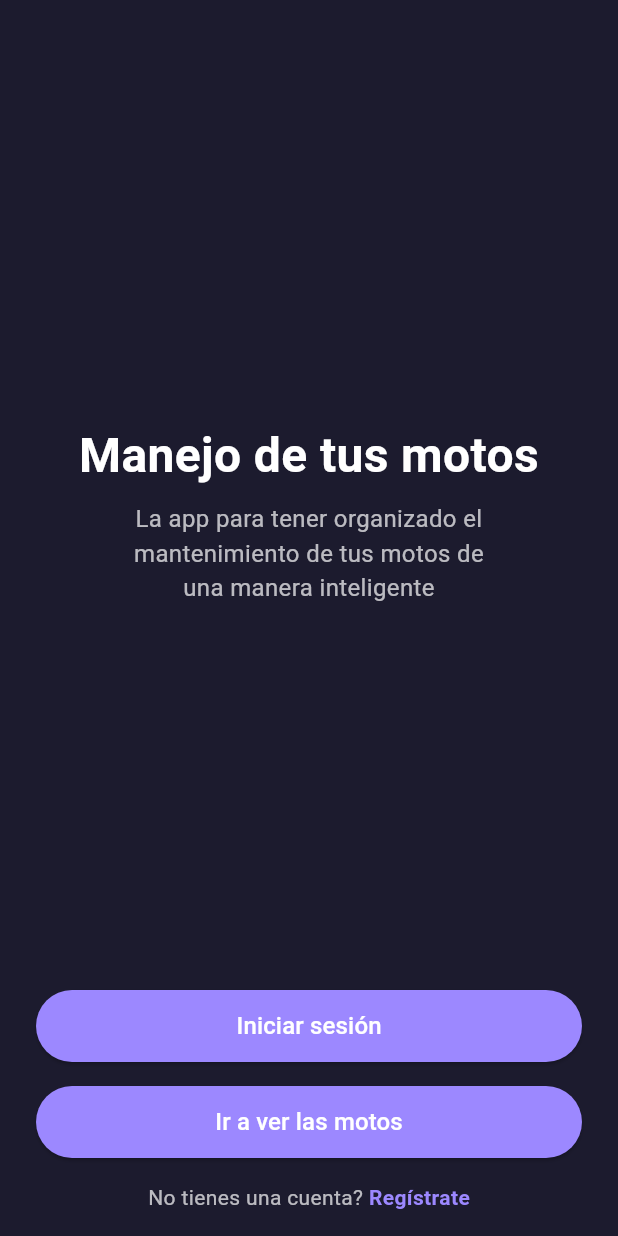
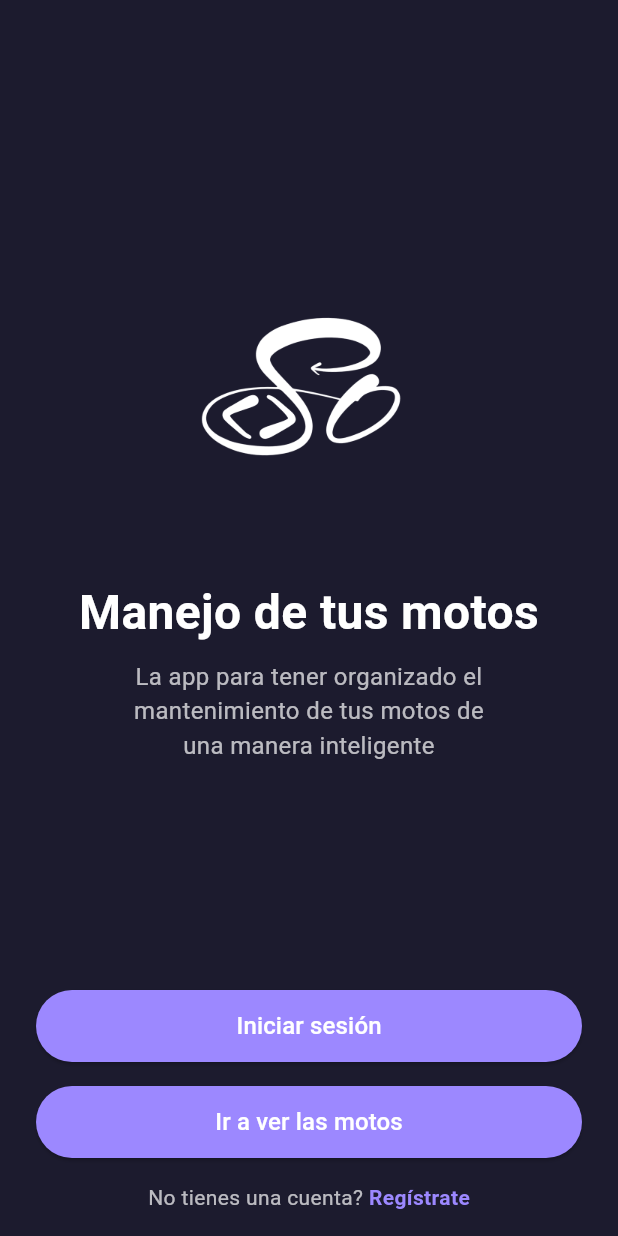
Before and after one commit to s0-dev/MotoManager, a Flutter app: the screen it shows after launch, on a phone screen of 412 x 824 dp. Run offline on Flutter 3.47's test engine with Material 3 defaults, Android fonts, the phone set to English and light mode, and no system bars.

Commit message:
fix(logo-splash) added logo in the splash screen

```diff
--- a/frontend/lib/screens/start/splash_screen.dart
+++ b/frontend/lib/screens/start/splash_screen.dart
@@ -22,16 +22,13 @@ class SplashScreen extends StatelessWidget {
                   child: Column(
                     mainAxisAlignment: MainAxisAlignment.center,
                     children: [
-                      // learn to use images in flutter
                       // Logo centered at the top
                       // Uncomment and provide the correct path to your image
-                      // Image.asset(
-                      //   'assets/images/logo.png',
-                      //   width: 140,
-                      //   height: 140,
-                      //   color: primaryPurple, // Tint the image purple if needed
-                      // ),
-                      const SizedBox(height: 40),
+                      Image.asset(
+                        'lib/assets/images/Logo-base.png',
+                        width: 250,
+                        height: 250,
+                      ),
 
                       // Main Title
                       const Text(
--- a/frontend/pubspec.yaml
+++ b/frontend/pubspec.yaml
@@ -22,5 +22,5 @@ dev_dependencies:
 
 flutter:
   assets:
-    - lib/assets/images/logo.png
+    - lib/assets/images/Logo-base.png
   uses-material-design: true
```
Also changed, not shown: frontend/lib/assets/images/Logo-base.png (added).
